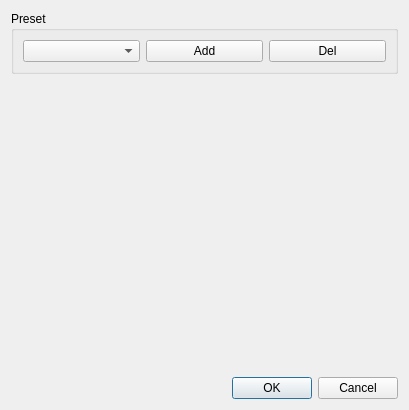
Qt form milla-view/plugindock.ui (matrixsmaster/MILLA) before a commit.
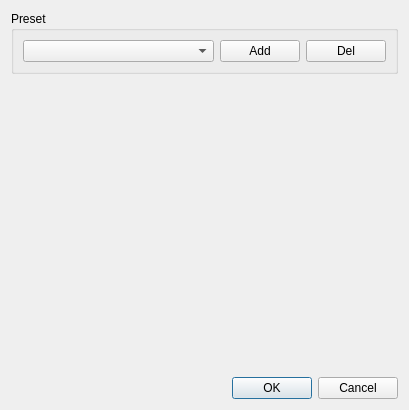
The same form after that commit.

The edit to the form file:
```diff
--- a/milla-view/plugindock.ui
+++ b/milla-view/plugindock.ui
@@ -29,17 +29,36 @@
        </property>
        <layout class="QHBoxLayout" name="horizontalLayout">
         <item>
-         <widget class="QComboBox" name="comboBox"/>
+         <widget class="QComboBox" name="presetName">
+          <property name="sizePolicy">
+           <sizepolicy hsizetype="Expanding" vsizetype="Fixed">
+            <horstretch>0</horstretch>
+            <verstretch>0</verstretch>
+           </sizepolicy>
+          </property>
+         </widget>
         </item>
         <item>
-         <widget class="QPushButton" name="pushButton">
+         <widget class="QPushButton" name="addPreset">
+          <property name="sizePolicy">
+           <sizepolicy hsizetype="Fixed" vsizetype="Fixed">
+            <horstretch>0</horstretch>
+            <verstretch>0</verstretch>
+           </sizepolicy>
+          </property>
           <property name="text">
            <string>Add</string>
           </property>
          </widget>
         </item>
         <item>
-         <widget class="QPushButton" name="pushButton_2">
+         <widget class="QPushButton" name="delPreset">
+          <property name="sizePolicy">
+           <sizepolicy hsizetype="Fixed" vsizetype="Fixed">
+            <horstretch>0</horstretch>
+            <verstretch>0</verstretch>
+           </sizepolicy>
+          </property>
           <property name="text">
            <string>Del</string>
           </property>
```
